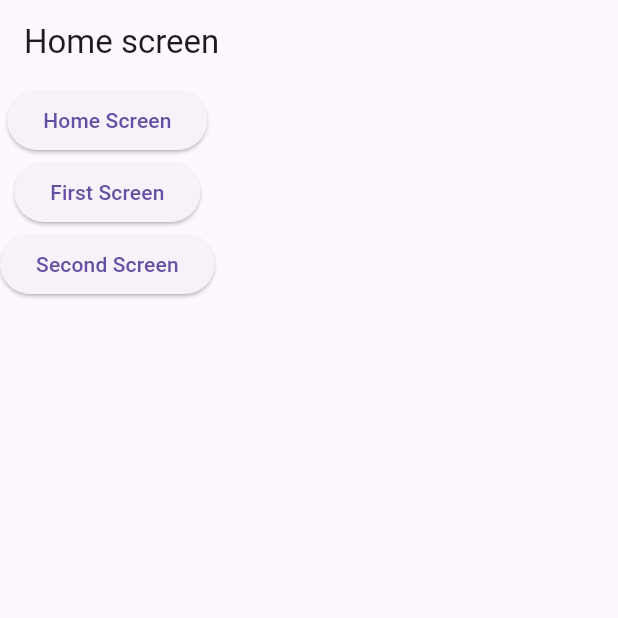
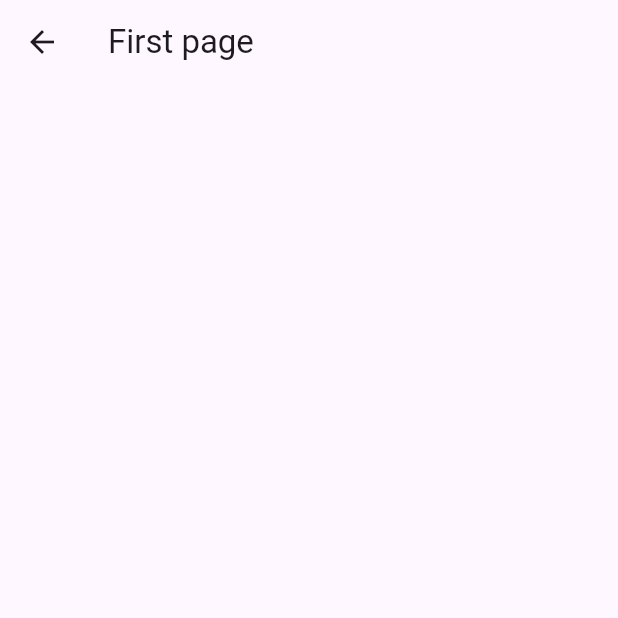
Before and after one commit to AlibekKubanychbekov/Movie_App, a Flutter app: the screen it shows after launch, after a tap on "First Screen", on a phone screen of 412 x 824 dp, the top half of it. Run offline on Flutter 3.47's test engine with Material 3 defaults, Android fonts, the phone set to English and light mode, and no system bars; our stand-ins replace auto_route.

Commit message:
Create Screens

```diff
--- a/lib/core/service/auto_router.dart
+++ b/lib/core/service/auto_router.dart
@@ -10,6 +10,8 @@ class AppRouter extends RootStackRouter {
         AutoRoute(
           page: HomeRoute.page,
           initial: true,
-        )
+        ),
+        AutoRoute(page: FirstRoute.page),
+        AutoRoute(page: SecondRoute.page),
       ];
 }
--- a/lib/modules/home/home_screen.dart
+++ b/lib/modules/home/home_screen.dart
@@ -1,5 +1,6 @@
 import 'package:auto_route/auto_route.dart';
 import 'package:flutter/material.dart';
+import 'package:movie_app/core/service/auto_router.gr.dart';
 
 @RoutePage()
 class HomeScreen extends StatelessWidget {
@@ -13,9 +14,21 @@ class HomeScreen extends StatelessWidget {
       ),
       body: Column(
         children: [
-          ElevatedButton(onPressed: () {}, child: const Text('Home Screen')),
-          ElevatedButton(onPressed: () {}, child: const Text('First Screen')),
-          ElevatedButton(onPressed: () {}, child: const Text('Second Screen')),
+          ElevatedButton(
+              onPressed: () {
+                context.router.push(const HomeRoute());
+              },
+              child: const Text('Home Screen')),
+          ElevatedButton(
+              onPressed: () {
+                context.router.push(const FirstRoute());
+              },
+              child: const Text('First Screen')),
+          ElevatedButton(
+              onPressed: () {
+                context.router.push(const SecondRoute());
+              },
+              child: const Text('Second Screen')),
         ],
       ),
     );
--- a/lib/modules/home/page_two.dart
+++ b/lib/modules/home/page_one.dart
@@ -2,8 +2,8 @@ import 'package:auto_route/auto_route.dart';
 import 'package:flutter/material.dart';
 
 @RoutePage()
-class FirstPageScreen extends StatelessWidget {
-  const FirstPageScreen({super.key});
+class FirstScreen extends StatelessWidget {
+  const FirstScreen({super.key});
 
   @override
   Widget build(BuildContext context) {
--- a/lib/modules/home/second_page.dart
+++ b/lib/modules/home/second_page.dart
@@ -2,8 +2,8 @@ import 'package:auto_route/auto_route.dart';
 import 'package:flutter/material.dart';
 
 @RoutePage()
-class SecondPageScreen extends StatelessWidget {
-  const SecondPageScreen({super.key});
+class SecondScreen extends StatelessWidget {
+  const SecondScreen({super.key});
 
   @override
   Widget build(BuildContext context) {
```
Also changed, not shown: lib/core/service/auto_router.gr.dart.
